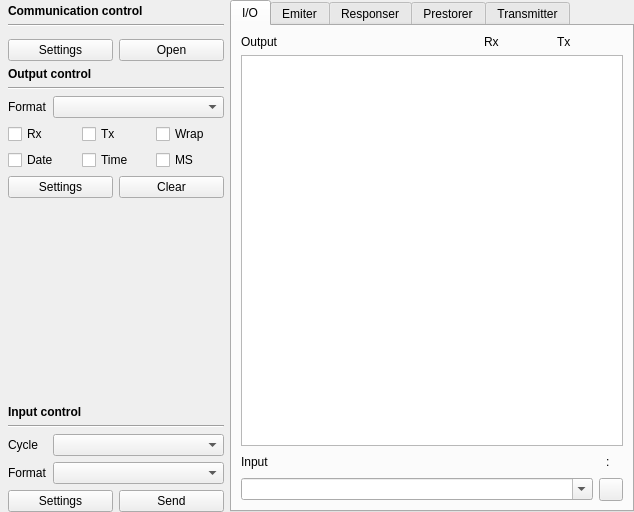
The window that Source/ToolBox/ToolBoxUI/xToolsToolBoxUi.ui (x-tools-author/x-tools) describes before a commit, drawn with Qt 5.
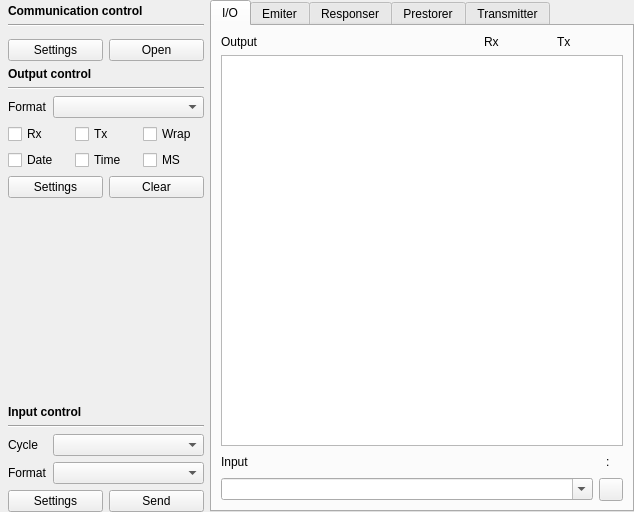
The same window after the commit. Custom widgets are drawn as their Qt base class.

Patch:
```diff
--- a/Source/ToolBox/ToolBoxUI/xToolsToolBoxUi.ui
+++ b/Source/ToolBox/ToolBoxUI/xToolsToolBoxUi.ui
@@ -36,7 +36,7 @@
     <widget class="QWidget" name="widget" native="true">
      <property name="minimumSize">
       <size>
-       <width>220</width>
+       <width>200</width>
        <height>0</height>
       </size>
      </property>
```
